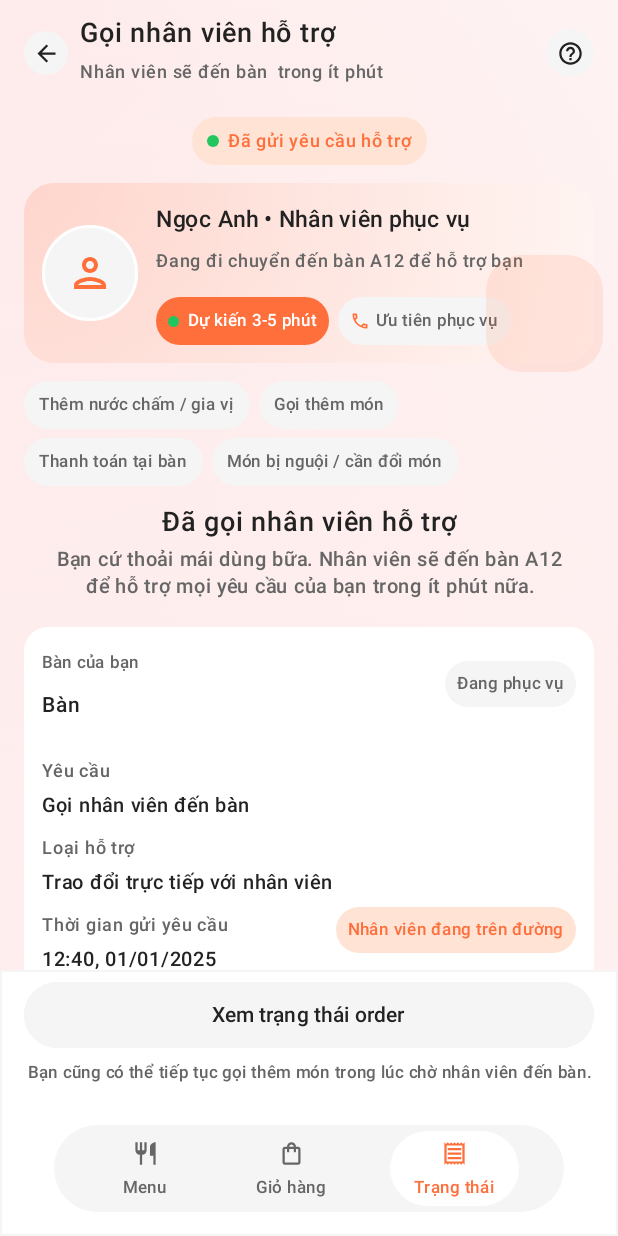
After one commit to vuong20031591-hub/QRDatMon, an Android app built with Jetpack Compose: the composable SupportStatusScreen called with empty values, on a phone screen of 412 x 824 dp. The commit adds this screen. Run offline under Robolectric (Android 15) with nearby library versions, the phone set to English and light mode, and no system bars.

Commit message:
[Feature] Add support status screen with staff info and remove back button from order status

```diff
--- a/mobile/app-customer/src/main/java/com/qrdatmon/customer/MainActivity.kt
+++ b/mobile/app-customer/src/main/java/com/qrdatmon/customer/MainActivity.kt
@@ -22,6 +22,7 @@ import com.qrdatmon.customer.ui.payment.PaymentScreen
 import com.qrdatmon.customer.ui.payment.PaymentSuccessScreen
 import com.qrdatmon.customer.ui.payment.VietQRPaymentScreen
 import com.qrdatmon.customer.ui.promo.PromoDetailScreen
+import com.qrdatmon.customer.ui.support.SupportStatusScreen
 import com.qrdatmon.customer.ui.qr.QrScanScreen
 import com.qrdatmon.customer.ui.qr.TableCodeInputScreen
 import com.qrdatmon.customer.ui.splash.SimpleSplashScreen
@@ -144,7 +145,8 @@ fun QRDatMonCustomerApp() {
                 onBackClick = { currentScreen = "menu" },
                 onNavigateToMenu = { currentScreen = "menu" },
                 onNavigateToCart = { currentScreen = "cart" },
-                onNavigateToPayment = { currentScreen = "payment" }
+                onNavigateToPayment = { currentScreen = "payment" },
+                onCallStaff = { currentScreen = "support_status" }
             )
         }
         "payment" -> {
@@ -188,10 +190,20 @@ fun QRDatMonCustomerApp() {
                 onBackClick = { currentScreen = "payment" },
                 onRetryPayment = { currentScreen = "payment" },
                 onTryVietQR = { currentScreen = "vietqr_payment" },
-                onCallStaff = { /* TODO: Call staff */ },
+                onCallStaff = { currentScreen = "support_status" },
                 onNavigateToMenu = { currentScreen = "menu" },
                 onNavigateToCart = { currentScreen = "cart" },
                 onNavigateToOrderStatus = { currentScreen = "order_status" }
+            )
+        }
+        "support_status" -> {
+            SupportStatusScreen(
+                tableCode = tableCode.ifEmpty { "A12" },
+                onBackClick = { currentScreen = "order_status" },
+                onViewOrderStatus = { currentScreen = "order_status" },
+                onNavigateToMenu = { currentScreen = "menu" },
+                onNavigateToCart = { currentScreen = "cart" },
+                onNavigateToSupport = { currentScreen = "support_status" }
             )
         }
         "home" -> {
--- a/mobile/app-customer/src/main/java/com/qrdatmon/customer/ui/orderstatus/OrderStatusScreen.kt
+++ b/mobile/app-customer/src/main/java/com/qrdatmon/customer/ui/orderstatus/OrderStatusScreen.kt
@@ -47,7 +47,8 @@ fun OrderStatusScreen(
     onBackClick: () -> Unit,
     onNavigateToMenu: () -> Unit,
     onNavigateToCart: () -> Unit,
-    onNavigateToPayment: () -> Unit = {}
+    onNavigateToPayment: () -> Unit = {},
+    onCallStaff: () -> Unit = {}
 ) {
     Box(
         modifier = Modifier
@@ -116,7 +117,10 @@ fun OrderStatusScreen(
 
                 // Bottom Buttons
                 item {
-                    BottomButtonsSection(onNavigateToPayment = onNavigateToPayment)
+                    BottomButtonsSection(
+                        onNavigateToPayment = onNavigateToPayment,
+                        onCallStaff = onCallStaff
+                    )
                 }
 
                 // Help Banner
@@ -154,29 +158,9 @@ private fun OrderStatusHeader(
         horizontalArrangement = Arrangement.SpaceBetween,
         verticalAlignment = Alignment.CenterVertically
     ) {
-        Row(
-            horizontalArrangement = Arrangement.spacedBy(8.dp),
-            verticalAlignment = Alignment.CenterVertically,
+        Column(
+            verticalArrangement = Arrangement.spacedBy(2.dp),
             modifier = Modifier.weight(1f)
-        ) {
-            // Back Button
-            Box(
-                modifier = Modifier
-                    .size(32.dp)
-                    .background(Color(0xFFF5F5F5), CircleShape)
-                    .clickable { onBackClick() },
-                contentAlignment = Alignment.Center
-            ) {
-                Icon(
-                    imageVector = Icons.AutoMirrored.Filled.ArrowBack,
-                    contentDescription = "Back",
-                    tint = Color(0xFF222222),
-                    modifier = Modifier.size(18.dp)
-                )
-            }
-
-            Column(
-                verticalArrangement = Arrangement.spacedBy(2.dp)
         ) {
             Text(
                 text = "Trạng thái order",
@@ -190,7 +174,6 @@ private fun OrderStatusHeader(
                 fontWeight = FontWeight.Medium,
                 color = Color(0xFF666666)
             )
-            }
         }
 
         // Notification Icon with Badge
@@ -742,7 +725,10 @@ private fun SuggestedItemCard(
 }
 
 @Composable
-private fun BottomButtonsSection(onNavigateToPayment: () -> Unit = {}) {
+private fun BottomButtonsSection(
+    onNavigateToPayment: () -> Unit = {},
+    onCallStaff: () -> Unit = {}
+) {
     Column(
         modifier = Modifier
             .fillMaxWidth()
@@ -751,7 +737,7 @@ private fun BottomButtonsSection(onNavigateToPayment: () -> Unit = {}) {
     ) {
         // Call Staff Button
         OutlinedButton(
-            onClick = { /* TODO */ },
+            onClick = onCallStaff,
             modifier = Modifier
                 .fillMaxWidth()
                 .height(44.dp),
--- /dev/null
+++ b/mobile/app-customer/src/main/java/com/qrdatmon/customer/ui/support/SupportStatusScreen.kt
@@ -0,0 +1,590 @@
+package com.qrdatmon.customer.ui.support
+
+import androidx.compose.foundation.background
+import androidx.compose.foundation.border
+import androidx.compose.foundation.clickable
+import androidx.compose.foundation.layout.*
+import androidx.compose.foundation.lazy.LazyColumn
+import androidx.compose.foundation.shape.CircleShape
+import androidx.compose.foundation.shape.RoundedCornerShape
+import androidx.compose.material.icons.Icons
+import androidx.compose.material.icons.automirrored.filled.ArrowBack
+import androidx.compose.material.icons.outlined.*
+import androidx.compose.material3.*
+import androidx.compose.runtime.*
+import androidx.compose.ui.Alignment
+import androidx.compose.ui.Modifier
+import androidx.compose.ui.draw.clip
+import androidx.compose.ui.graphics.Brush
+import androidx.compose.ui.graphics.Color
+import androidx.compose.ui.text.font.FontWeight
+import androidx.compose.ui.text.style.TextOverflow
+import androidx.compose.ui.unit.dp
+import androidx.compose.ui.unit.sp
+import com.qrdatmon.customer.ui.components.AppBottomNavigation
+
+@Composable
+fun SupportStatusScreen(
+    tableCode: String,
+    onBackClick: () -> Unit,
+    onViewOrderStatus: () -> Unit,
+    onNavigateToMenu: () -> Unit,
+    onNavigateToCart: () -> Unit,
+    onNavigateToSupport: () -> Unit
+) {
+    var selectedTab by remember { mutableStateOf("status") }
+
+    Box(
+        modifier = Modifier
+            .fillMaxSize()
+            .background(
+                brush = Brush.verticalGradient(
+                    colors = listOf(
+                        Color.White,
+                        Color(0xF5FFF1F1)
+                    )
+                )
+            )
+            .background(
+                brush = Brush.radialGradient(
+                    colors = listOf(
+                        Color(0x24F87171),
+                        Color.Transparent
+                    ),
+                    center = androidx.compose.ui.geometry.Offset(0.5f, 0f),
+                    radius = 1500f
+                )
+            )
+    ) {
+        Column(
+            modifier = Modifier
+                .fillMaxSize()
+                .padding(horizontal = 16.dp, vertical = 10.dp)
+        ) {
+            // Header
+            SupportHeader(
+                tableCode = tableCode,
+                onBackClick = onBackClick
+            )
+
+            Spacer(modifier = Modifier.height(10.dp))
+
+            // Content
+            LazyColumn(
+                modifier = Modifier.weight(1f),
+                verticalArrangement = Arrangement.spacedBy(12.dp)
+            ) {
+                // Status Badge
+                item {
+                    Box(
+                        modifier = Modifier.fillMaxWidth(),
+                        contentAlignment = Alignment.Center
+                    ) {
+                        Box(
+                            modifier = Modifier
+                                .background(Color(0xFFFFE4D6), RoundedCornerShape(999.dp))
+                                .padding(horizontal = 10.dp, vertical = 4.dp)
+                        ) {
+                            Row(
+                                horizontalArrangement = Arrangement.spacedBy(6.dp),
+                                verticalAlignment = Alignment.CenterVertically
+                            ) {
+                                Box(
+                                    modifier = Modifier
+                                        .size(8.dp)
+                                        .background(Color(0xFF22C55E), CircleShape)
+                                )
+                                Text(
+                                    text = "Đã gửi yêu cầu hỗ trợ",
+                                    fontSize = 12.sp,
+                                    fontWeight = FontWeight.Medium,
+                                    color = Color(0xFFFF6F3C)
+                                )
+                            }
+                        }
+                    }
+                }
+
+                // Staff Card
+                item {
+                    StaffCard()
+                }
+
+                // Support Options
+                item {
+                    SupportOptions()
+                }
+
+                // Support Info
+                item {
+                    SupportInfoCard(tableCode = tableCode)
+                }
+
+                // Help Text
+                item {
+                    HelpText()
+                }
+
+                // Spacer for bottom navigation
+                item {
+                    Spacer(modifier = Modifier.height(170.dp))
+                }
+            }
+        }
+
+        // Bottom Section
+        Column(
+            modifier = Modifier
+                .align(Alignment.BottomCenter)
+                .fillMaxWidth()
+                .background(Color.White)
+                .border(1.dp, Color(0x0A000000), RoundedCornerShape(topStart = 0.dp, topEnd = 0.dp))
+                .padding(horizontal = 16.dp, vertical = 8.dp),
+            verticalArrangement = Arrangement.spacedBy(8.dp)
+        ) {
+            // View Order Button
+            OutlinedButton(
+                onClick = onViewOrderStatus,
+                modifier = Modifier
+                    .fillMaxWidth()
+                    .height(44.dp),
+                shape = RoundedCornerShape(24.dp),
+                border = androidx.compose.foundation.BorderStroke(1.dp, Color(0xFFF5F5F5)),
+                colors = ButtonDefaults.outlinedButtonColors(
+                    containerColor = Color(0xFFF5F5F5)
+                )
+            ) {
+                Text(
+                    text = "Xem trạng thái order",
+                    fontSize = 14.sp,
+                    fontWeight = FontWeight.Medium,
+                    color = Color(0xFF222222)
+                )
+            }
+
+            // Info Text
+            Text(
+                text = "Bạn cũng có thể tiếp tục gọi thêm món trong lúc chờ nhân viên đến bàn.",
+                fontSize = 11.sp,
+                fontWeight = FontWeight.Medium,
+                color = Color(0xFF666666),
+                lineHeight = 13.sp,
+                modifier = Modifier
+                    .fillMaxWidth()
+                    .padding(top = 2.dp),
+                textAlign = androidx.compose.ui.text.style.TextAlign.Center,
+                maxLines = 2,
+                overflow = TextOverflow.Ellipsis
+            )
+
+            // Bottom Navigation
+            Spacer(modifier = Modifier.height(4.dp))
+            AppBottomNavigation(
+                selectedTab = selectedTab,
+                onMenuClick = onNavigateToMenu,
+                onCartClick = onNavigateToCart,
+                onOrderStatusClick = onNavigateToSupport
+            )
+        }
+    }
+}
+
+@Composable
+private fun SupportHeader(
+    tableCode: String,
+    onBackClick: () -> Unit
+) {
+    Row(
+        modifier = Modifier
+            .fillMaxWidth()
+            .padding(bottom = 8.dp),
+        horizontalArrangement = Arrangement.SpaceBetween,
+        verticalAlignment = Alignment.CenterVertically
+    ) {
+        Row(
+            horizontalArrangement = Arrangement.spacedBy(8.dp),
+            verticalAlignment = Alignment.CenterVertically,
+            modifier = Modifier.weight(1f)
+        ) {
+            Box(
+                modifier = Modifier
+                    .size(29.dp)
+                    .background(Color(0xFFF5F5F5), CircleShape)
+                    .clickable { onBackClick() },
+                contentAlignment = Alignment.Center
+            ) {
+                Icon(
+                    imageVector = Icons.AutoMirrored.Filled.ArrowBack,
+                    contentDescription = "Back",
+                    tint = Color(0xFF222222),
+                    modifier = Modifier.size(18.dp)
+                )
+            }
+
+            Column(
+                verticalArrangement = Arrangement.spacedBy(2.dp)
+            ) {
+                Text(
+                    text = "Gọi nhân viên hỗ trợ",
+                    fontSize = 18.sp,
+                    fontWeight = FontWeight.SemiBold,
+                    color = Color(0xFF222222),
+                    maxLines = 1,
+                    overflow = TextOverflow.Ellipsis
+                )
+                Text(
+                    text = "Nhân viên sẽ đến bàn $tableCode trong ít phút",
+                    fontSize = 12.sp,
+                    fontWeight = FontWeight.Medium,
+                    color = Color(0xFF666666),
+                    maxLines = 2,
+                    overflow = TextOverflow.Ellipsis
+                )
+            }
+        }
+
+        Box(
+            modifier = Modifier
+                .size(32.dp)
+                .background(Color(0xFFF5F5F5), CircleShape)
+                .clickable { /* TODO */ },
+            contentAlignment = Alignment.Center
+        ) {
+            Icon(
+                imageVector = Icons.Outlined.HelpOutline,
+                contentDescription = "Help",
+                tint = Color(0xFF222222),
+                modifier = Modifier.size(18.dp)
+            )
+        }
+    }
+}
+
+@Composable
+private fun StaffCard() {
+    Box(
+        modifier = Modifier
+            .fillMaxWidth()
+            .background(
+                brush = Brush.radialGradient(
+                    colors = listOf(
+                        Color(0x2EFF6F3C),
+                        Color(0xF2FFFFFF)
+                    ),
+                    center = androidx.compose.ui.geometry.Offset(0f, 0f),
+                    radius = 800f
+                ),
+                shape = RoundedCornerShape(20.dp)
+            )
+            .padding(12.dp)
+    ) {
+        Row(
+            horizontalArrangement = Arrangement.spacedBy(12.dp),
+            verticalAlignment = Alignment.CenterVertically
+        ) {
+            // Staff Avatar
+            Box(
+                modifier = Modifier
+                    .size(64.dp)
+                    .border(2.dp, Color(0xE6FFFFFF), CircleShape)
+                    .background(Color(0xFFF5F5F5), CircleShape),
+                contentAlignment = Alignment.Center
+            ) {
+                Icon(
+                    imageVector = Icons.Outlined.Person,
+                    contentDescription = null,
+                    tint = Color(0xFFFF6F3C),
+                    modifier = Modifier.size(32.dp)
+                )
+            }
+
+            // Staff Info
+            Column(
+                verticalArrangement = Arrangement.spacedBy(4.dp),
+                modifier = Modifier.weight(1f)
+            ) {
+                Text(
+                    text = "Ngọc Anh • Nhân viên phục vụ",
+                    fontSize = 15.sp,
+                    fontWeight = FontWeight.SemiBold,
+                    color = Color(0xFF222222),
+                    maxLines = 1,
+                    overflow = TextOverflow.Ellipsis
+                )
+                Text(
+                    text = "Đang đi chuyển đến bàn A12 để hỗ trợ bạn",
+                    fontSize = 12.sp,
+                    fontWeight = FontWeight.Medium,
+                    color = Color(0xFF666666),
+                    maxLines = 2,
+                    overflow = TextOverflow.Ellipsis
+                )
+
+                Spacer(modifier = Modifier.height(4.dp))
+
+                // Status Tags
+                Row(
+                    horizontalArrangement = Arrangement.spacedBy(6.dp)
+                ) {
+                    Box(
+                        modifier = Modifier
+                            .background(Color(0xFFFF6F3C), RoundedCornerShape(999.dp))
+                            .padding(horizontal = 8.dp, vertical = 4.dp)
+                    ) {
+                        Row(
+                            horizontalArrangement = Arrangement.spacedBy(6.dp),
+                            verticalAlignment = Alignment.CenterVertically
+                        ) {
+                            Box(
+                                modifier = Modifier
+                                    .size(7.dp)
+                                    .background(Color(0xFF22C55E), CircleShape)
+                            )
+                            Text(
+                                text = "Dự kiến 3-5 phút",
+                                fontSize = 11.sp,
+                                fontWeight = FontWeight.Medium,
+                                color = Color.White
+                            )
+                        }
+                    }
+
+                    Box(
+                        modifier = Modifier
+                            .background(Color(0xFFF5F5F5), RoundedCornerShape(999.dp))
+                            .padding(horizontal = 8.dp, vertical = 4.dp)
+                    ) {
+                        Row(
+                            horizontalArrangement = Arrangement.spacedBy(4.dp),
+                            verticalAlignment = Alignment.CenterVertically
+                        ) {
+                            Icon(
+                                imageVector = Icons.Outlined.Phone,
+                                contentDescription = null,
+                                tint = Color(0xFFFF6F3C),
+                                modifier = Modifier.size(13.dp)
+                            )
+                            Text(
+                                text = "Ưu tiên phục vụ",
+                                fontSize = 11.sp,
+                                fontWeight = FontWeight.Medium,
+                                color = Color(0xFF666666)
+                            )
+                        }
+                    }
+                }
+            }
+        }
+
+        // Decorative overlay
+        Box(
+            modifier = Modifier
+                .size(78.dp)
+                .align(Alignment.BottomEnd)
+                .offset(x = 18.dp, y = 18.dp)
+                .background(Color(0x1FFF6F3C), RoundedCornerShape(24.dp))
+        )
+    }
+}
+
+@Composable
+private fun SupportOptions() {
+    Column(
+        verticalArrangement = Arrangement.spacedBy(6.dp)
+    ) {
+        Row(
+            horizontalArrangement = Arrangement.spacedBy(6.dp)
+        ) {
+            SupportOptionChip("Thêm nước chấm / gia vị")
+            SupportOptionChip("Gọi thêm món")
+        }
+        Row(
+            horizontalArrangement = Arrangement.spacedBy(6.dp)
+        ) {
+            SupportOptionChip("Thanh toán tại bàn")
+            SupportOptionChip("Món bị nguội / cần đổi món")
+        }
+    }
+}
+
+@Composable
+private fun SupportOptionChip(text: String) {
+    Box(
+        modifier = Modifier
+            .background(Color(0xFFF5F5F5), RoundedCornerShape(999.dp))
+            .padding(horizontal = 10.dp, vertical = 4.dp)
+    ) {
+        Text(
+            text = text,
+            fontSize = 11.sp,
+            fontWeight = FontWeight.Medium,
+            color = Color(0xFF666666),
+            maxLines = 1,
+            overflow = TextOverflow.Ellipsis
+        )
+    }
+}
+
+@Composable
+private fun SupportInfoCard(tableCode: String) {
+    Column(
+        verticalArrangement = Arrangement.spacedBy(18.dp)
+    ) {
+        // Title
+        Column(
+            horizontalAlignment = Alignment.CenterHorizontally,
+            modifier = Modifier.fillMaxWidth().padding(horizontal = 16.dp)
+        ) {
+            Text(
+                text = "Đã gọi nhân viên hỗ trợ",
+                fontSize = 18.sp,
+                fontWeight = FontWeight.SemiBold,
+                color = Color(0xFF222222),
+                textAlign = androidx.compose.ui.text.style.TextAlign.Center
+            )
+            Spacer(modifier = Modifier.height(4.dp))
+            Text(
+                text = "Bạn cứ thoải mái dùng bữa. Nhân viên sẽ đến bàn A12 để hỗ trợ mọi yêu cầu của bạn trong ít phút nữa.",
+                fontSize = 13.sp,
+                fontWeight = FontWeight.Medium,
+                color = Color(0xFF666666),
+                lineHeight = 18.sp,
+                textAlign = androidx.compose.ui.text.style.TextAlign.Center,
+                maxLines = 3,
+                overflow = TextOverflow.Ellipsis
+            )
+        }
+
+        // Info Card
+        Box(
+            modifier = Modifier
+                .fillMaxWidth()
+                .background(Color.White, RoundedCornerShape(16.dp))
+                .padding(12.dp)
+        ) {
+            Column(
+                verticalArrangement = Arrangement.spacedBy(8.dp)
+            ) {
+                Row(
+                    modifier = Modifier.fillMaxWidth(),
+                    horizontalArrangement = Arrangement.SpaceBetween,
+                    verticalAlignment = Alignment.CenterVertically
+                ) {
+                    Column(
+                        verticalArrangement = Arrangement.spacedBy(4.dp)
+                    ) {
+                        Text(
+                            text = "Bàn của bạn",
+                            fontSize = 11.sp,
+                            fontWeight = FontWeight.Medium,
+                            color = Color(0xFF666666)
+                        )
+                        Text(
+                            text = "Bàn $tableCode",
+                            fontSize = 14.sp,
+                            fontWeight = FontWeight.SemiBold,
+                            color = Color(0xFF222222)
+                        )
+                    }
+
+                    Box(
+                        modifier = Modifier
+                            .background(Color(0xFFF5F5F5), RoundedCornerShape(999.dp))
+                            .padding(horizontal = 8.dp, vertical = 3.dp)
+                    ) {
+                        Text(
+                            text = "Đang phục vụ",
+                            fontSize = 11.sp,
+                            fontWeight = FontWeight.Medium,
+                            color = Color(0xFF666666)
+                        )
+                    }
+                }
+
+                Spacer(modifier = Modifier.height(4.dp))
+
+                InfoRow(
+                    label = "Yêu cầu",
+                    value = "Gọi nhân viên đến bàn"
+                )
+
+                InfoRow(
+                    label = "Loại hỗ trợ",
+                    value = "Trao đổi trực tiếp với nhân viên"
+                )
+
+                InfoRow(
+                    label = "Thời gian gửi yêu cầu",
+                    value = "12:40, 01/01/2025",
+                    badge = "Nhân viên đang trên đường"
+                )
+            }
+        }
+    }
+}
+
+@Composable
+private fun InfoRow(
+    label: String,
+    value: String,
+    badge: String? = null
+) {
+    Row(
+        modifier = Modifier.fillMaxWidth(),
+        horizontalArrangement = Arrangement.SpaceBetween,
+        verticalAlignment = Alignment.Top
+    ) {
+        Column(
+            verticalArrangement = Arrangement.spacedBy(3.dp),
+            modifier = Modifier.weight(1f)
+        ) {
+            Text(
+                text = label,
+                fontSize = 12.sp,
+                fontWeight = FontWeight.Medium,
+                color = Color(0xFF666666)
+            )
+            Text(
+                text = value,
+                fontSize = 13.sp,
+                fontWeight = FontWeight.SemiBold,
+                color = Color(0xFF222222),
+                lineHeight = 16.sp,
+                maxLines = 2
+            )
+        }
+
+        if (badge != null) {
+            Box(
+                modifier = Modifier
+                    .background(Color(0xFFFFE4D6), RoundedCornerShape(999.dp))
+                    .padding(horizontal = 8.dp, vertical = 3.dp)
+            ) {
+                Text(
+                    text = badge,
+                    fontSize = 11.sp,
+                    fontWeight = FontWeight.Medium,
+                    color = Color(0xFFFF6F3C),
+                    maxLines = 1
+                )
+            }
+        }
+    }
+}
+
+@Composable
+private fun HelpText() {
+    Text(
+        text = "Nếu yêu cầu gấp (món bị nguội, cần thêm dụng cụ, đổi món...), hãy chuẩn bị sẵn điều bạn muốn trao đổi để nhân viên hỗ trợ nhanh hơn.",
+        fontSize = 11.sp,
+        fontWeight = FontWeight.Medium,
+        color = Color(0xFF666666),
+        lineHeight = 15.sp,
+        textAlign = androidx.compose.ui.text.style.TextAlign.Center,
+        modifier = Modifier
+            .fillMaxWidth()
+            .padding(horizontal = 21.dp),
+        maxLines = 3,
+        overflow = TextOverflow.Ellipsis
+    )
+}
```
Lines whose indentation alone changed are shown as unchanged.
